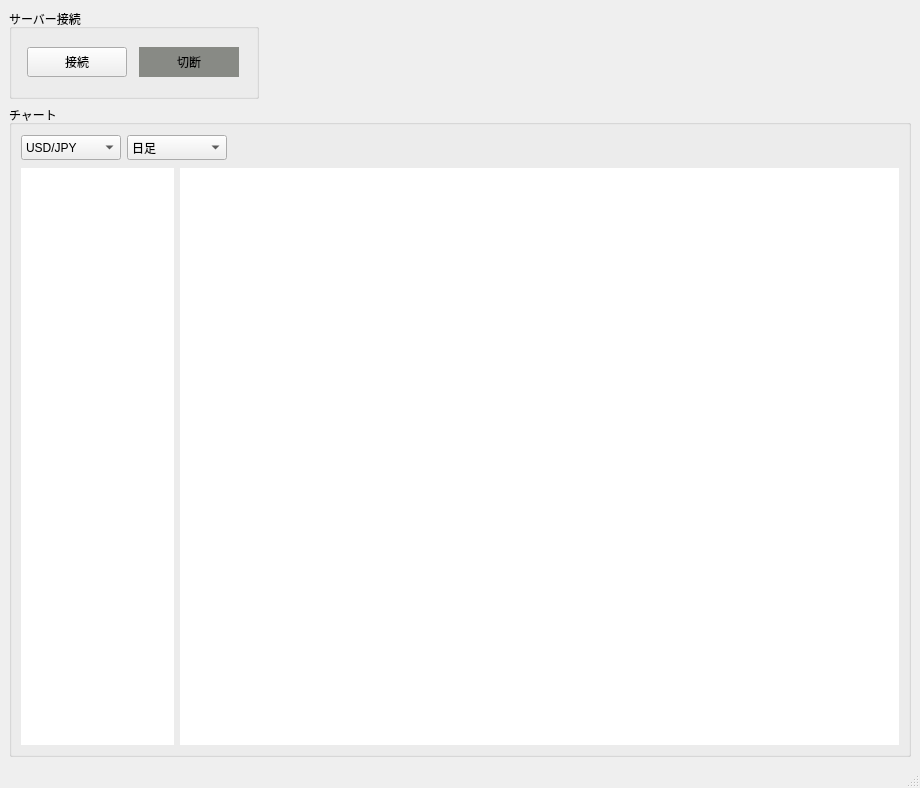
Old version of the form trade_monitor/trade_monitor/gui_monitor.ui in the repository takkin-takilog/namake-trader.
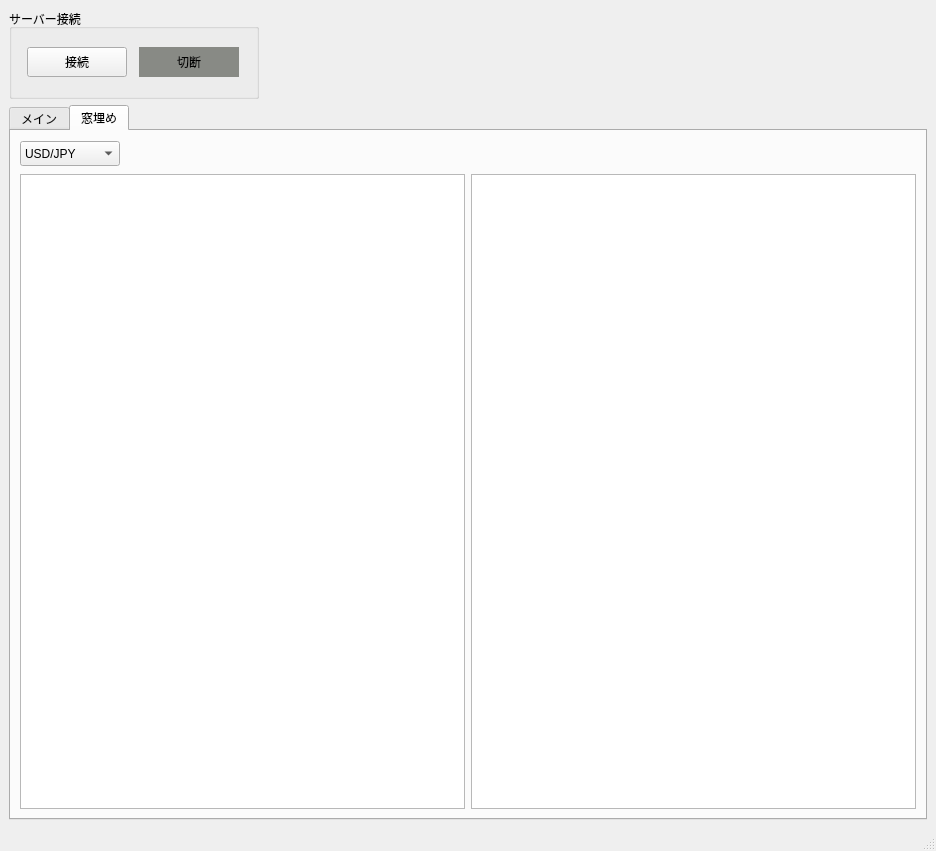
New version of the form. The open tabs and pages were chosen to show the change.

```diff
--- a/trade_monitor/trade_monitor/gui_monitor.ui
+++ b/trade_monitor/trade_monitor/gui_monitor.ui
@@ -6,16 +6,16 @@
    <rect>
     <x>0</x>
     <y>0</y>
-    <width>920</width>
-    <height>788</height>
+    <width>936</width>
+    <height>851</height>
    </rect>
   </property>
   <property name="windowTitle">
    <string>mainwindow</string>
   </property>
   <widget class="QWidget" name="centralwidget">
-   <layout class="QGridLayout" name="gridLayout">
-    <item row="0" column="0">
+   <layout class="QVBoxLayout" name="verticalLayout">
+    <item>
      <widget class="QGroupBox" name="groupBox">
       <property name="sizePolicy">
        <sizepolicy hsizetype="Fixed" vsizetype="Fixed">
@@ -86,13 +86,25 @@
       </layout>
      </widget>
     </item>
-    <item row="1" column="0">
-     <widget class="QGroupBox" name="groupBox_2">
-      <property name="title">
-       <string>チャート</string>
+    <item>
+     <widget class="QTabWidget" name="tabWidget">
+      <property name="sizePolicy">
+       <sizepolicy hsizetype="Preferred" vsizetype="Preferred">
+        <horstretch>0</horstretch>
+        <verstretch>0</verstretch>
+       </sizepolicy>
       </property>
-      <layout class="QGridLayout" name="gridLayout_2">
-       <item row="0" column="0">
+      <property name="currentIndex">
+       <number>0</number>
+      </property>
+      <widget class="QWidget" name="main">
+       <attribute name="title">
+        <string>メイン</string>
+       </attribute>
+       <layout class="QVBoxLayout" name="verticalLayout_3">
+        <item>
+         <layout class="QHBoxLayout" name="horizontalLayout_4">
+          <item>
         <widget class="QComboBox" name="comboBox_inst">
          <property name="sizePolicy">
           <sizepolicy hsizetype="Fixed" vsizetype="Fixed">
@@ -113,7 +125,7 @@
          </item>
         </widget>
        </item>
-       <item row="0" column="1" colspan="2">
+          <item>
         <widget class="QComboBox" name="comboBox_gran">
          <property name="sizePolicy">
           <sizepolicy hsizetype="Fixed" vsizetype="Fixed">
@@ -134,7 +146,7 @@
          </item>
         </widget>
        </item>
-       <item row="0" column="3">
+          <item>
         <spacer name="horizontalSpacer">
          <property name="orientation">
           <enum>Qt::Horizontal</enum>
@@ -147,21 +159,101 @@
          </property>
         </spacer>
        </item>
-       <item row="1" column="0" colspan="2">
+         </layout>
+        </item>
+        <item>
+         <layout class="QHBoxLayout" name="horizontalLayout_5">
+          <item>
         <widget class="QWidget" name="widget_orderbook" native="true">
+            <property name="sizePolicy">
+             <sizepolicy hsizetype="Preferred" vsizetype="Expanding">
+              <horstretch>0</horstretch>
+              <verstretch>0</verstretch>
+             </sizepolicy>
+            </property>
+            <property name="minimumSize">
+             <size>
+              <width>200</width>
+              <height>0</height>
+             </size>
+            </property>
          <property name="styleSheet">
           <string notr="true">background-color: rgb(255, 255, 255);</string>
          </property>
         </widget>
        </item>
-       <item row="1" column="2" colspan="2">
+          <item>
         <widget class="QWidget" name="widget_chart" native="true">
+            <property name="sizePolicy">
+             <sizepolicy hsizetype="Expanding" vsizetype="Expanding">
+              <horstretch>0</horstretch>
+              <verstretch>0</verstretch>
+             </sizepolicy>
+            </property>
          <property name="styleSheet">
           <string notr="true">background-color: rgb(255, 255, 255);</string>
          </property>
         </widget>
        </item>
       </layout>
+        </item>
+       </layout>
+      </widget>
+      <widget class="QWidget" name="gapfill">
+       <attribute name="title">
+        <string>窓埋め</string>
+       </attribute>
+       <layout class="QVBoxLayout" name="verticalLayout_2">
+        <item>
+         <layout class="QHBoxLayout" name="horizontalLayout_3">
+          <item>
+           <widget class="QComboBox" name="comboBox_inst_2">
+            <property name="sizePolicy">
+             <sizepolicy hsizetype="Fixed" vsizetype="Fixed">
+              <horstretch>0</horstretch>
+              <verstretch>0</verstretch>
+             </sizepolicy>
+            </property>
+            <property name="minimumSize">
+             <size>
+              <width>100</width>
+              <height>25</height>
+             </size>
+            </property>
+            <item>
+             <property name="text">
+              <string>USD/JPY</string>
+             </property>
+            </item>
+           </widget>
+          </item>
+          <item>
+           <spacer name="horizontalSpacer_2">
+            <property name="orientation">
+             <enum>Qt::Horizontal</enum>
+            </property>
+            <property name="sizeHint" stdset="0">
+             <size>
+              <width>663</width>
+              <height>28</height>
+             </size>
+            </property>
+           </spacer>
+          </item>
+         </layout>
+        </item>
+        <item>
+         <layout class="QHBoxLayout" name="horizontalLayout_2">
+          <item>
+           <widget class="QTreeView" name="treeView"/>
+          </item>
+          <item>
+           <widget class="QTableView" name="tableView"/>
+          </item>
+         </layout>
+        </item>
+       </layout>
+      </widget>
      </widget>
     </item>
    </layout>
```
Left out of the diff: 2 changed lines with no effect on the pictures. Lines whose indentation alone changed are shown as unchanged.
